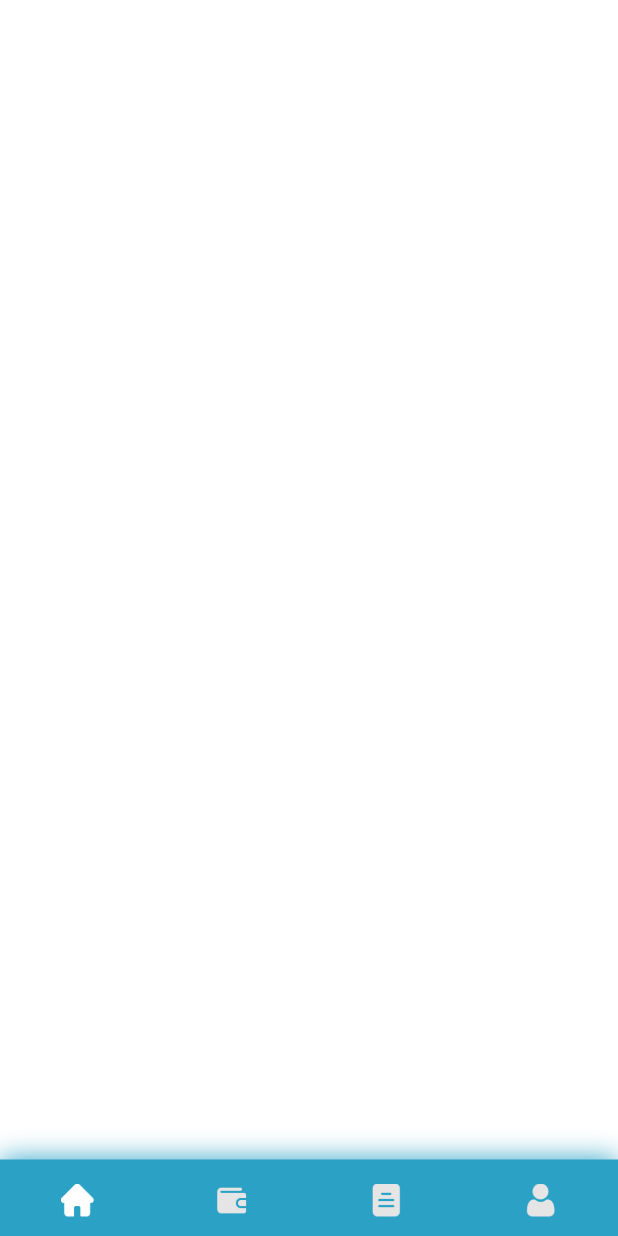
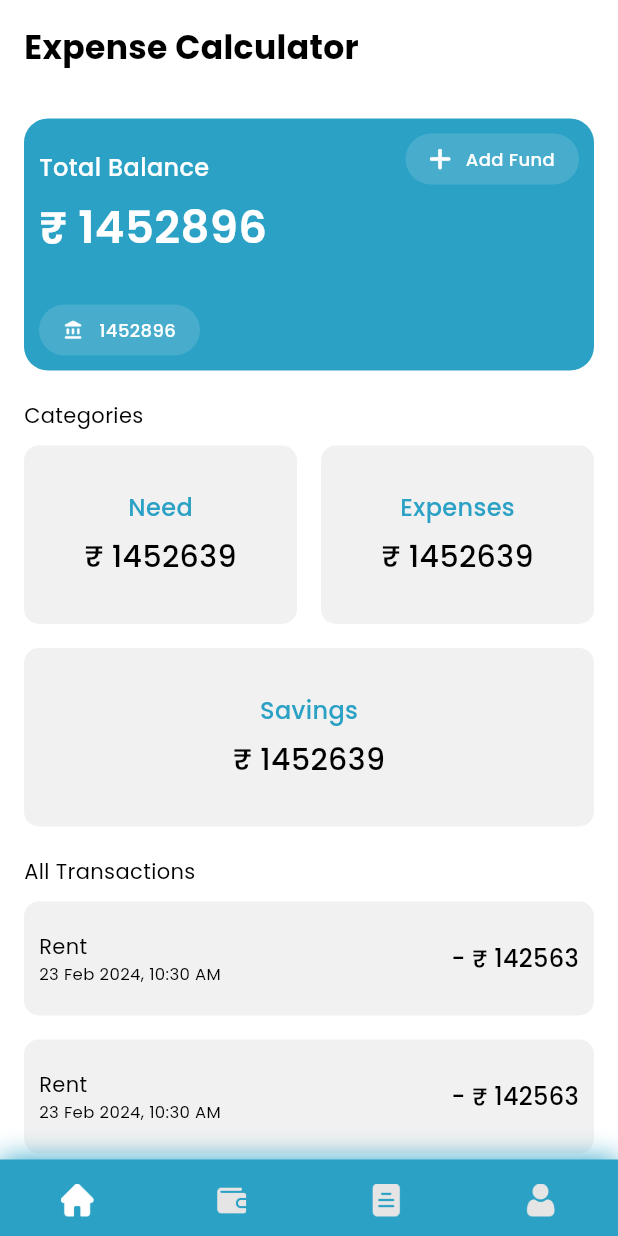
Before and after one commit to wilfrednbsi/expense-calc, a Flutter app: the BottomTabs screen opened directly, on a phone screen of 412 x 824 dp. Run offline on Flutter 3.47's test engine with Material 3 defaults, Android fonts, the phone set to English and light mode, and no system bars; our stand-ins replace bloc, cloud_firestore, equatable, firebase_core, flutter_bloc, shared_preferences; accounts and stored records are empty.

Commit message:
Designed UI for Home page tab.

```diff
--- a/lib/components/constants/AppIcons.dart
+++ b/lib/components/constants/AppIcons.dart
@@ -7,5 +7,7 @@ class AppIcons{
   static const String wallet = '${_iconPath}wallet.png';
   static const String note = '${_iconPath}note.png';
   static const String user = '${_iconPath}user.png';
+  static const String balance = '${_iconPath}balance.png';
+  static const String add = '${_iconPath}add.png';
 
 }
--- a/lib/components/constants/AppStrings.dart
+++ b/lib/components/constants/AppStrings.dart
@@ -13,4 +13,12 @@ class AppStrings {
   static const String createNew = "Create New";
   static const String haveAnAccount = "Have an Account? ";
   static const String forgotPasswordSubtitleDesc = "Enter email address linked with your account, We will send you email to reset your password ";
+  static const String totalBalance = "Total Balance";
+  static const String rupeeUnicode = "₹";
+  static const String addFund = "Add Fund";
+  static const String categories = "Categories";
+  static const String need = "Need";
+  static const String expenses = "Expenses";
+  static const String savings = "Savings";
+  static const String allTransactions = "All Transactions";
 }
--- a/lib/components/constants/TextStyles.dart
+++ b/lib/components/constants/TextStyles.dart
@@ -23,9 +23,15 @@ class TextStyles{
 
   //medium
   static const TextStyle medium10Black = TextStyle(color: AppColors.black, fontSize: AppFonts.s10, fontFamily: Family.medium);
+  static const TextStyle medium12White = TextStyle(color: AppColors.white, fontSize: AppFonts.s12, fontFamily: Family.medium);
   static const TextStyle medium14White = TextStyle(color: AppColors.white, fontSize: AppFonts.s14, fontFamily: Family.medium);
   static const TextStyle medium14Black = TextStyle(color: AppColors.black, fontSize: AppFonts.s14, fontFamily: Family.medium);
   static const TextStyle medium16TextHint = TextStyle(color: AppColors.grey50, fontSize: AppFonts.s16, fontFamily: Family.medium);
+  static const TextStyle medium16Primary = TextStyle(color: AppColors.primaryColor, fontSize: AppFonts.s16, fontFamily: Family.medium);
+  static const TextStyle medium16White = TextStyle(color: AppColors.white, fontSize: AppFonts.s16, fontFamily: Family.medium);
+  static const TextStyle medium16Black = TextStyle(color: AppColors.black, fontSize: AppFonts.s16, fontFamily: Family.medium);
+  static const TextStyle medium20Black = TextStyle(color: AppColors.black, fontSize: AppFonts.s20, fontFamily: Family.medium);
+  static const TextStyle medium24White = TextStyle(color: AppColors.white, fontSize: AppFonts.s24, fontFamily: Family.medium);
 
 
   //SemiBold
@@ -35,6 +41,7 @@ class TextStyles{
   static const TextStyle semiBold20Black = TextStyle(color: AppColors.black, fontSize: AppFonts.s20, fontFamily: Family.semiBold);
   static const TextStyle semiBold16P_Green= TextStyle(color: AppColors.primaryGreen, fontSize: AppFonts.s16, fontFamily: Family.semiBold);
   static const TextStyle semiBold30P_Green = TextStyle(color: AppColors.primaryGreen, fontSize: AppFonts.s30, fontFamily: Family.semiBold);
+  static const TextStyle semiBold30White = TextStyle(color: AppColors.white, fontSize: AppFonts.s30, fontFamily: Family.semiBold);
 
 
   //Bold
--- a/lib/components/constants/constants.dart
+++ b/lib/components/constants/constants.dart
@@ -2,5 +2,5 @@ import 'package:expense_calc/components/constants/AppIcons.dart';
 import 'package:flutter/material.dart';
 
 enum GenderEnum {male,female}
-
+enum TransactionType {fundAdd,rent}
 const List<String> bottomTabsList  = [AppIcons.home, AppIcons.wallet, AppIcons.note, AppIcons.user];
--- /dev/null
+++ b/lib/model/TransactionModel.dart
@@ -0,0 +1,57 @@
+// To parse this JSON data, do
+//
+//     final transactionModel = transactionModelFromJson(jsonString);
+
+import 'dart:convert';
+
+import 'package:expense_calc/components/constants/constants.dart';
+
+TransactionModel transactionModelFromJson(String str) => TransactionModel.fromJson(json.decode(str));
+
+String transactionModelToJson(TransactionModel data) => json.encode(data.toJson());
+
+class TransactionModel {
+  int? timeStamp;
+  String? type;
+  int? amount;
+
+  TransactionModel({
+    this.timeStamp,
+    this.type,
+    this.amount,
+  });
+
+  factory TransactionModel.fromJson(Map<String, dynamic> json) => TransactionModel(
+    timeStamp: json["timeStamp"],
+    type: json["type"],
+    amount: json["amount"],
+  );
+
+  TransactionType get getType {
+    TransactionType result = TransactionType.rent;
+    if(type == TransactionType.rent.name){
+      result = TransactionType.rent;
+    }else if(type == TransactionType.fundAdd.name){
+      result = TransactionType.fundAdd;
+    }
+    return result;
+  }
+
+  String get transactionSign {
+    String result = '';
+    if(getType == TransactionType.fundAdd){
+      result = '+';
+    }else if(getType == TransactionType.rent){
+      result = '-';
+    }
+    return result;
+  }
+
+
+
+  Map<String, dynamic> toJson() => {
+    "timeStamp": timeStamp,
+    "type": type,
+    "amount": amount,
+  };
+}
--- a/lib/presentation/bottomTabs/BottomTabs.dart
+++ b/lib/presentation/bottomTabs/BottomTabs.dart
@@ -1,4 +1,5 @@
 import 'package:expense_calc/components/constants/constants.dart';
+import 'package:expense_calc/presentation/home/HomeView.dart';
 import 'package:expense_calc/viewController/bottomTabs/bottom_tabs_bloc.dart';
 import 'package:flutter/material.dart';
 import 'package:flutter_bloc/flutter_bloc.dart';
@@ -15,6 +16,7 @@ class BottomTabs extends StatefulWidget {
 }
 
 class _BottomTabsState extends State<BottomTabs> {
+  final List<Widget> tabs = [const HomeView(),Container(),Container(),Container()];
   @override
   void initState() {
     // TODO: implement initState
@@ -29,7 +31,9 @@ class _BottomTabsState extends State<BottomTabs> {
       },
       builder: (context, state) {
         return Scaffold(
-          body: Container(),
+          body: SafeArea(
+            child: tabs[state.index],
+          ),
           bottomNavigationBar: BottomNavBar(
             activeIndex: state.index,
             onSelect: (index) =>
--- /dev/null
+++ b/lib/presentation/home/HomeView.dart
@@ -0,0 +1,206 @@
+import 'package:expense_calc/components/constants/AppColors.dart';
+import 'package:expense_calc/components/constants/AppFonts.dart';
+import 'package:expense_calc/components/constants/AppIcons.dart';
+import 'package:expense_calc/components/constants/AppStrings.dart';
+import 'package:expense_calc/components/constants/TextStyles.dart';
+import 'package:expense_calc/components/constants/constants.dart';
+import 'package:expense_calc/components/coreComponents/AppButton.dart';
+import 'package:expense_calc/components/coreComponents/ImageView.dart';
+import 'package:expense_calc/components/coreComponents/TextView.dart';
+import 'package:expense_calc/components/widgets/AppBar2.dart';
+import 'package:expense_calc/model/TransactionModel.dart';
+import 'package:expense_calc/utils/AppExtensions.dart';
+import 'package:expense_calc/utils/DateTimeUtils.dart';
+import 'package:flutter/material.dart';
+
+class HomeView extends StatefulWidget {
+  const HomeView({super.key});
+
+  @override
+  State<HomeView> createState() => _HomeViewState();
+}
+
+class _HomeViewState extends State<HomeView> {
+  @override
+  Widget build(BuildContext context) {
+    return  Column(
+      children: [
+         const AppBar2(
+          title: AppStrings.appName,
+          titleStyle: TextStyles.bold22Black,
+           isLeadVisible: false,
+        ),
+        mainView(),
+      ],
+    );
+  }
+
+
+
+  Widget mainView(){
+    return const Expanded(child: SingleChildScrollView(
+      padding: EdgeInsets.all(AppFonts.s16),
+      child: Column(
+        children: [
+          _CardView(
+            totalAmount: 1452896,
+          ),
+          _CategoryView(),
+          _TransactionList()
+        ],
+      ),
+    ));
+  }
+}
+
+class _CategoryView extends StatelessWidget {
+  const _CategoryView({super.key});
+
+  @override
+  Widget build(BuildContext context) {
+    return Column(
+      crossAxisAlignment: CrossAxisAlignment.start,
+      children: [
+        const TextView(text: AppStrings.categories,textStyle: TextStyles.regular14Black,
+          margin: EdgeInsets.only(top: AppFonts.s20,bottom: AppFonts.s10),
+        ),
+        Row(children: [
+          Expanded(child: _card(value: '1452639',title: AppStrings.need)),
+          const SizedBox(width: AppFonts.s16,),
+          Expanded(child: _card(value: '1452639',title: AppStrings.expenses)),
+        ],),
+        const SizedBox(height: AppFonts.s16,),
+        _card(value: '1452639',title: AppStrings.savings),
+      ],
+    );
+  }
+
+  Widget _card({required String title, required String value}){
+    return Container(
+      width: double.maxFinite,
+      padding: const EdgeInsets.symmetric(horizontal: AppFonts.s10, vertical: AppFonts.s30),
+      decoration: BoxDecoration(
+        color: AppColors.grey40.withOpacity(0.2),
+        borderRadius: BorderRadius.circular(AppFonts.s10)
+      ),
+      child:  Column(
+        children: [
+          TextView(text: title,textStyle: TextStyles.medium16Primary,),
+          TextView(text: '${AppStrings.rupeeUnicode} $value',textStyle: TextStyles.medium20Black, margin: const EdgeInsets.only(top: AppFonts.s7),),
+        ],
+      ),
+    );
+  }
+}
+
+class _CardView extends StatelessWidget {
+  final num totalAmount;
+  const _CardView({super.key, required this.totalAmount});
+
+  @override
+  Widget build(BuildContext context) {
+    return Container(
+      width: double.maxFinite,
+      padding: const EdgeInsets.all(AppFonts.s10),
+      decoration: BoxDecoration(
+        color: AppColors.primaryColor,
+        borderRadius: BorderRadius.circular(AppFonts.s16)
+      ),
+      child: Column(
+        crossAxisAlignment: CrossAxisAlignment.start,
+        children: [
+          Row(
+            crossAxisAlignment: CrossAxisAlignment.end,
+            children: [
+             const Expanded(child: TextView(text: AppStrings.totalBalance, textStyle: TextStyles.medium16White,)),
+              button(
+                  onClick: (){},
+                  icon: AppIcons.add, value: AppStrings.addFund)
+            ],
+          ),
+          TextView(text: '${AppStrings.rupeeUnicode} $totalAmount', textStyle: TextStyles.semiBold30White,
+            margin: const EdgeInsets.only(top: AppFonts.s7, bottom: AppFonts.s30
+            ),
+          ),
+
+          button(icon: AppIcons.balance, value: '$totalAmount')
+
+        ],
+      ),
+    );
+  }
+
+
+  Widget button({required String icon, required String value,  Function()? onClick}){
+    return Row(
+      children: [
+        AppButton(
+          onTap: onClick,
+          buttonColor: AppColors.grey10.withOpacity(0.15),
+          fillWidth: false,
+          padding: const EdgeInsets.symmetric(horizontal: AppFonts.s16, vertical: AppFonts.s7),
+          radius: AppFonts.s24,
+          child:  Row(
+            children: [
+              ImageView(url: icon, size: AppFonts.s14,tintColor: AppColors.white,margin: const EdgeInsets.only(right: AppFonts.s10),),
+              TextView(text: value, textStyle: TextStyles.medium12White,),
+            ],
+          ),
+        ),
+      ],
+    );
+  }
+}
+
+class _TransactionList extends StatelessWidget {
+  const _TransactionList({super.key});
+
+  @override
+  Widget build(BuildContext context) {
+    return Column(
+      crossAxisAlignment: CrossAxisAlignment.start,
+      children: [
+        const TextView(text: AppStrings.allTransactions,textStyle: TextStyles.regular14Black,
+          margin: EdgeInsets.only(top: AppFonts.s20,bottom: AppFonts.s10),
+        ),
+
+        ListView.separated(
+          padding: EdgeInsets.zero,
+          physics: const NeverScrollableScrollPhysics(),
+          shrinkWrap: true,
+            itemBuilder: (context, index) => _card(data: TransactionModel(
+              amount: 142563,
+              timeStamp: DateTimeUtils.getCurrentTimeStamp,
+              type: TransactionType.rent.name
+            )),
+            separatorBuilder: (context, index) => const SizedBox(height: AppFonts.s16,),
+            itemCount: 5
+        )
+      ],
+    );
+  }
+
+
+  Widget _card({required TransactionModel data}){
+    return Container(
+      width: double.maxFinite,
+      padding: const EdgeInsets.symmetric(horizontal: AppFonts.s10, vertical: AppFonts.s20),
+      decoration: BoxDecoration(
+          color: AppColors.grey40.withOpacity(0.2),
+          borderRadius: BorderRadius.circular(AppFonts.s10)
+      ),
+      child: Row(
+        children: [
+          Expanded(child: Column(
+            crossAxisAlignment: CrossAxisAlignment.start,
+            children: [
+              TextView(text: data.getType.getName,textStyle: TextStyles.regular14Black,),
+              TextView(text: data.timeStamp!.ddMMMyyyy_hhmma,textStyle: TextStyles.regular10Black,)
+            ],
+          )),
+           TextView(text: '${data.transactionSign} ${AppStrings.rupeeUnicode} ${data.amount}',textStyle: TextStyles.medium16Black,)
+        ],
+      ),
+    );
+  }
+}
--- a/lib/services/localData/SharedPref.dart
+++ b/lib/services/localData/SharedPref.dart
@@ -1,9 +1,10 @@
 
+import 'package:expense_calc/components/constants/AppStrings.dart';
 import 'package:shared_preferences/shared_preferences.dart';
 
 import 'AppData.dart';
 
-const String _uidKey = 'uidKeyBMICal';
+const String _uidKey = 'uidKey${AppStrings.appName}';
 class SharedPref{
 
     static late SharedPreferences _pref;
--- a/lib/utils/AppExtensions.dart
+++ b/lib/utils/AppExtensions.dart
@@ -1,3 +1,4 @@
+import 'package:expense_calc/components/constants/constants.dart';
 import 'package:flutter/material.dart';
 
 import '../components/coreComponents/AppDialog.dart';
@@ -63,3 +64,17 @@ extension StringExtn on String{
 bool _hasMatch(String? value, String pattern) {
 return (value == null) ? false : RegExp(pattern).hasMatch(value);
 }
+
+
+
+extension TransactionEnumExten on TransactionType{
+  String get getName {
+    String value = '';
+    if(this == TransactionType.fundAdd){
+      value = 'Fund Added!';
+    }else if(this == TransactionType.rent){
+      value = 'Rent';
+    }
+    return value;
+  }
+}
--- /dev/null
+++ b/lib/utils/DateTimeUtils.dart
@@ -0,0 +1,38 @@
+import 'package:intl/intl.dart';
+
+class DateTimeUtils{
+
+  //get time stamp of length 13...
+  static int get getCurrentTimeStamp => DateTime.now().millisecondsSinceEpoch;
+
+  // convert timeStamp to format string ....
+  static String stampToPattern(int timeStamp, String pattern)=> dateTimeToPattern(stampToDateTime(timeStamp),pattern);
+
+  // convert time stamp to dateTime .....
+  static DateTime stampToDateTime(int timeStamp)=> DateTime.fromMillisecondsSinceEpoch(timeStamp);
+
+  // convert string to dateTime .... returns DateTime
+  static DateTime patternToDateTime(String value, String pattern)=> DateFormat(pattern).parse(value);
+
+  // convert dateTime to string pattern .... returns String
+  static String dateTimeToPattern(DateTime dTime, String pattern)=> DateFormat(pattern).format(dTime);
+}
+
+
+class DateTimePattern{
+  static const String dd_MM_yyyy_HHss = 'dd-MM-yyyy HH:ss';//08-12-2023 12:00
+  static const String ddMMMyyyy_hhmma = 'dd MMM yyyy, hh:mm a';//08-12-2023 12:00
+  static const String ddMMyyyy = 'dd-MM-yyyy';//08-12-2023
+  static const String HHss = 'HH:ss';//12:00
+}
+
+// ' 12 Dec 2024, 12:30 PM'
+
+
+// Extension
+extension StampToPatternExtension on int{
+  String get dd_MM_yyyy_HHss =>DateTimeUtils.stampToPattern(this, DateTimePattern.dd_MM_yyyy_HHss);
+  String get ddMMMyyyy_hhmma =>DateTimeUtils.stampToPattern(this, DateTimePattern.ddMMMyyyy_hhmma);
+  String get ddMMyyyy =>DateTimeUtils.stampToPattern(this, DateTimePattern.ddMMyyyy);
+  String get HHss =>DateTimeUtils.stampToPattern(this, DateTimePattern.HHss);
+}
--- a/pubspec.yaml
+++ b/pubspec.yaml
@@ -41,6 +41,7 @@ dependencies:
   firebase_core: ^2.25.4
   cloud_firestore: ^4.15.5
   shared_preferences: ^2.2.2
+  intl: ^0.19.0
 
 dev_dependencies:
   flutter_test:
```
Also changed, not shown: assets/icon/add.png (added), assets/icon/balance.png (added), pubspec.lock.
